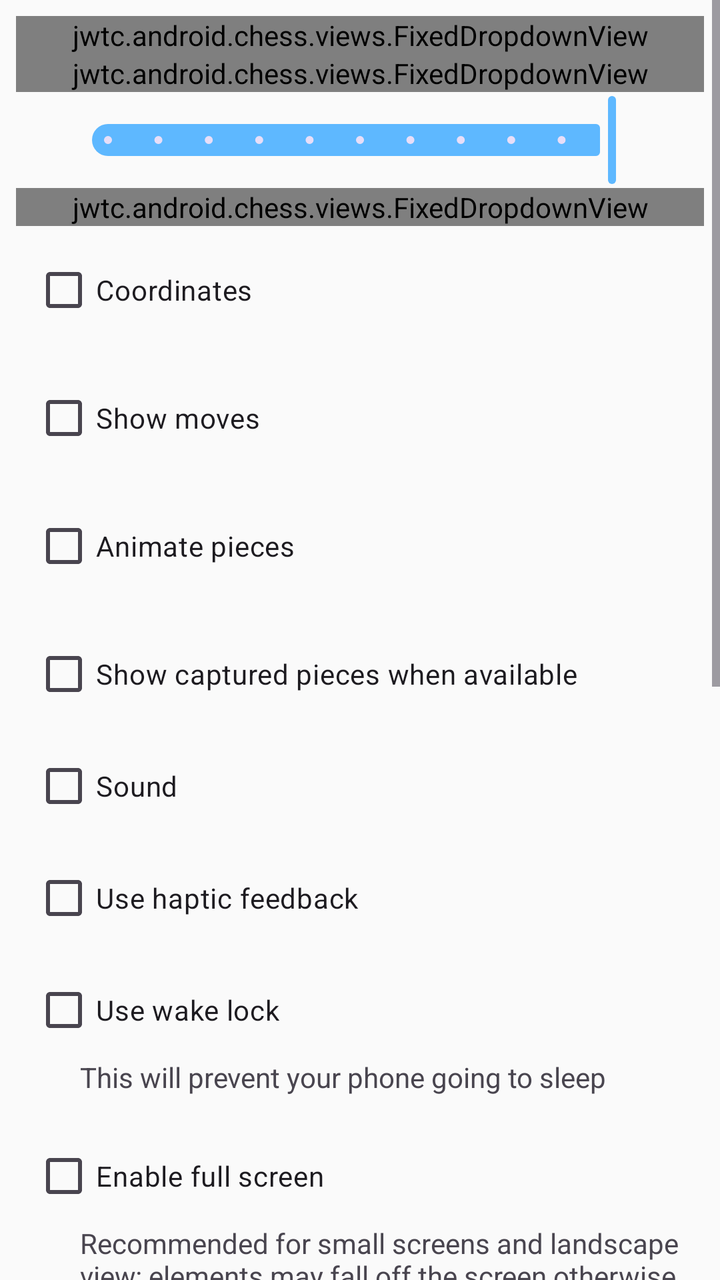
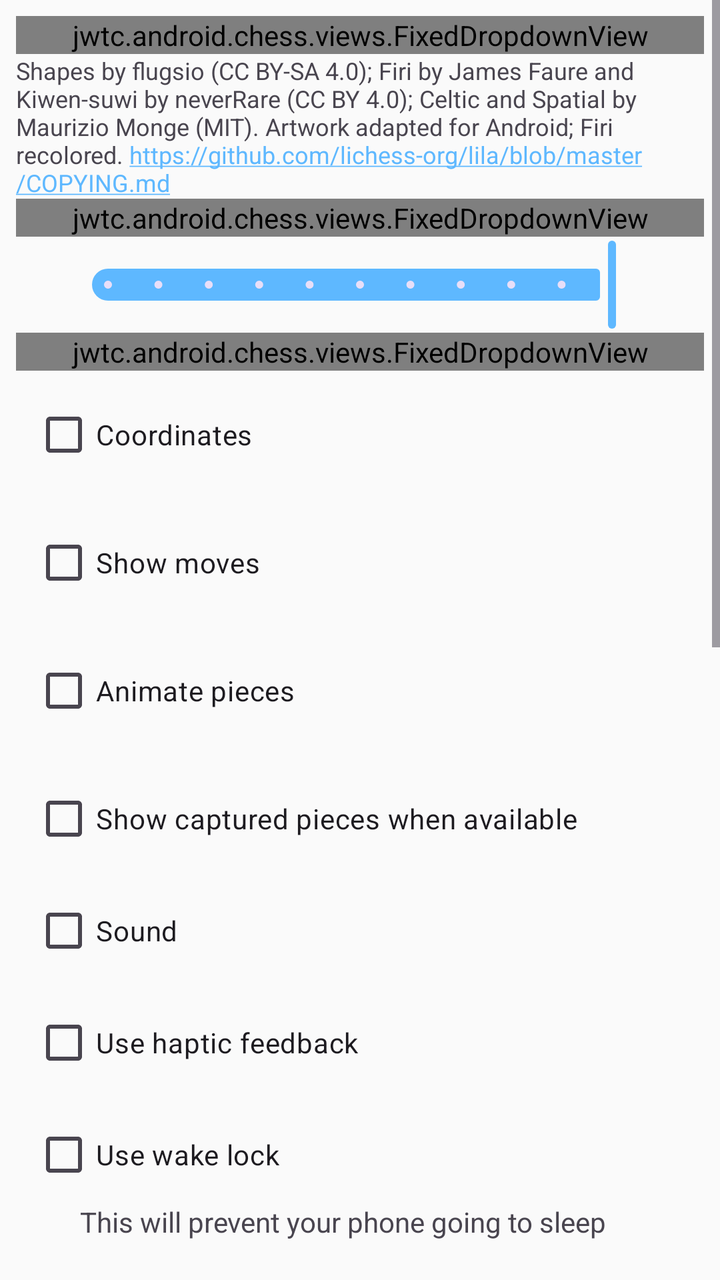

Two renders of the same Android screen: before a commit and after it. Below are the layout's source before the change and the commit's diff.
<!-- AndroidManifest.xml: application theme ChessTheme -->
<!-- res/layout/chessboard_prefs_controls.xml -->
<?xml version="1.0" encoding="utf-8"?>
<ScrollView xmlns:android="http://schemas.android.com/apk/res/android"
    android:layout_width="match_parent"
    android:layout_height="match_parent">

    <LinearLayout
        android:orientation="vertical"
        android:layout_width="match_parent"
        android:layout_height="wrap_content"
        android:padding="8dip">

        <jwtc.android.chess.views.FixedDropdownView
            android:id="@+id/DropdownPieceSet"
            android:layout_width="match_parent"
            android:layout_height="wrap_content"
            android:hint="@string/chessboard_hint_piece_set" />

        <jwtc.android.chess.views.FixedDropdownView
            android:id="@+id/DropdownColorScheme"
            android:layout_width="match_parent"
            android:layout_height="wrap_content"
            android:hint="@string/chessboard_hint_color_scheme" />

        <LinearLayout
            android:id="@+id/CustomColorControls"
            android:layout_width="match_parent"
            android:layout_height="wrap_content"
            android:layout_marginStart="8dp"
            android:layout_marginEnd="8dp"
            android:orientation="vertical"
            android:visibility="gone">

            <TextView
                android:layout_width="match_parent"
                android:layout_height="wrap_content"
                android:layout_marginTop="8dp"
                android:text="@string/custom_square_colors" />

            <LinearLayout
                android:layout_width="match_parent"
                android:layout_height="wrap_content"
                android:orientation="horizontal">

                <com.google.android.material.button.MaterialButton
                    android:id="@+id/ButtonCustomDarkColor"
                    android:layout_width="0dp"
                    android:layout_height="wrap_content"
                    android:layout_marginEnd="4dp"
                    android:layout_weight="1"
                    android:text="@string/custom_dark_square_color" />

                <com.google.android.material.button.MaterialButton
                    android:id="@+id/ButtonCustomLightColor"
                    android:layout_width="0dp"
                    android:layout_height="wrap_content"
                    android:layout_marginStart="4dp"
                    android:layout_weight="1"
                    android:text="@string/custom_light_square_color" />
            </LinearLayout>
        </LinearLayout>

        <com.google.android.material.slider.Slider
            android:id="@+id/SliderSaturation"
            android:layout_width="match_parent"
            android:layout_height="wrap_content"
            android:value="1"
            android:valueFrom="0.5"
            android:valueTo="1.0"
            android:stepSize="0.05"
            android:layout_marginEnd="24dp"
            android:layout_marginStart="24dp" />

        <jwtc.android.chess.views.FixedDropdownView
            android:id="@+id/DropdownTileSet"
            android:layout_width="match_parent"
            android:layout_height="wrap_content"
            android:hint="@string/chessboard_hint_tile_effect" />

        <CheckBox
            android:id="@+id/CheckBoxCoordinates"
            android:layout_width="match_parent"
            android:layout_height="wrap_content"
            android:layout_margin="8dip"
            android:text="@string/pref_showCoords" />

        <CheckBox
            android:id="@+id/CheckBoxShowMoves"
            android:text="@string/pref_show_possible_moves"
            android:layout_width="match_parent"
            android:layout_height="wrap_content"
            android:layout_margin="8dip" />

        <CheckBox
            android:id="@+id/CheckBoxUsePieceAnimation"
            android:text="@string/pref_use_piece_animation"
            android:layout_width="match_parent"
            android:layout_height="wrap_content"
            android:layout_margin="8dip" />

        <CheckBox
            android:id="@+id/CheckBoxShowCapturedPieces"
            android:text="@string/pref_show_captured_pieces"
            android:layout_width="match_parent"
            android:layout_height="wrap_content"
            android:layout_marginTop="8dip"
            android:layout_marginStart="8dip"
            android:layout_marginEnd="8dip" />

        <CheckBox
            android:id="@+id/CheckBoxUseSound"
            android:text="@string/pref_sound"
            android:layout_width="match_parent"
            android:layout_height="wrap_content"
            android:layout_marginTop="8dip"
            android:layout_marginStart="8dip"
            android:layout_marginEnd="8dip" />

        <CheckBox
            android:id="@+id/CheckBoxUseHapticFeedback"
            android:text="@string/pref_haptic_feedback"
            android:layout_width="match_parent"
            android:layout_height="wrap_content"
            android:layout_marginTop="8dip"
            android:layout_marginStart="8dip"
            android:layout_marginEnd="8dip" />

        <CheckBox
            android:id="@+id/CheckBoxUseWakeLock"
            android:text="@string/pref_wakelock"
            android:layout_width="match_parent"
            android:layout_height="wrap_content"
            android:layout_marginTop="8dip"
            android:layout_marginStart="8dip"
            android:layout_marginEnd="8dip" />

        <TextView
            android:layout_width="match_parent"
            android:layout_height="wrap_content"
            android:layout_marginStart="32dip"
            android:layout_marginEnd="8dip"
            android:layout_marginBottom="8dip"
            android:text="@string/pref_wakelock_desc" />

        <CheckBox
            android:id="@+id/CheckBoxFullscreen"
            android:text="@string/pref_fullscreen"
            android:layout_width="match_parent"
            android:layout_height="wrap_content"
            android:layout_marginTop="8dip"
            android:layout_marginStart="8dip"
            android:layout_marginEnd="8dip" />

        <TextView
            android:layout_width="match_parent"
            android:layout_height="wrap_content"
            android:layout_marginStart="32dip"
            android:layout_marginEnd="8dip"
            android:layout_marginBottom="8dip"
            android:text="@string/pref_fullscreen_desc" />

        <CheckBox
            android:id="@+id/CheckBoxForceNightMode"
            android:text="@string/pref_night_mode"
            android:layout_width="match_parent"
            android:layout_height="wrap_content"
            android:layout_marginTop="8dip"
            android:layout_marginStart="8dip"
            android:layout_marginEnd="8dip" />

        <TextView
            android:layout_width="match_parent"
            android:layout_height="wrap_content"
            android:layout_marginStart="32dip"
            android:layout_marginEnd="8dip"
            android:layout_marginBottom="8dip"
            android:text="@string/pref_night_mode_desc" />

        <com.google.android.material.button.MaterialButton
            android:id="@+id/ButtonApplyEinkSettings"
            android:text="@string/pref_eink_mode"
            android:layout_width="match_parent"
            android:layout_height="wrap_content"
            android:layout_marginTop="8dip"
            android:layout_marginStart="8dip"
            android:layout_marginEnd="8dip" />

        <TextView
            android:layout_width="match_parent"
            android:layout_height="wrap_content"
            android:layout_marginStart="32dip"
            android:layout_marginEnd="8dip"
            android:layout_marginBottom="8dip"
            android:text="@string/pref_eink_mode_desc" />

        <CheckBox
            android:id="@+id/CheckBoxDisableDrag"
            android:text="@string/pref_disable_drag"
            android:layout_width="match_parent"
            android:layout_height="wrap_content"
            android:layout_marginTop="8dip"
            android:layout_marginStart="8dip"
            android:layout_marginEnd="8dip" />

        <TextView
            android:layout_width="match_parent"
            android:layout_height="wrap_content"
            android:layout_marginStart="32dip"
            android:layout_marginEnd="8dip"
            android:layout_marginBottom="8dip"
            android:text="@string/pref_disable_drag_desc" />

        <CheckBox
            android:id="@+id/CheckBoxEinkTheme"
            android:text="@string/pref_eink_theme"
            android:layout_width="match_parent"
            android:layout_height="wrap_content"
            android:layout_marginTop="8dip"
            android:layout_marginStart="8dip"
            android:layout_marginEnd="8dip" />

        <TextView
            android:layout_width="match_parent"
            android:layout_height="wrap_content"
            android:layout_marginStart="32dip"
            android:layout_marginEnd="8dip"
            android:layout_marginBottom="8dip"
            android:text="@string/pref_eink_theme_desc" />

        <CheckBox
            android:id="@+id/CheckBoxReduceAnimations"
            android:text="@string/pref_reduce_animations"
            android:layout_width="match_parent"
            android:layout_height="wrap_content"
            android:layout_marginTop="8dip"
            android:layout_marginStart="8dip"
            android:layout_marginEnd="8dip" />

        <TextView
            android:layout_width="match_parent"
            android:layout_height="wrap_content"
            android:layout_marginStart="32dip"
            android:layout_marginEnd="8dip"
            android:layout_marginBottom="8dip"
            android:text="@string/pref_reduce_animations_desc" />
    </LinearLayout>
</ScrollView>
<!-- resources referenced by this layout -->
<resources>
  <style name="ChessTheme" parent="Theme.Material3.DayNight.NoActionBar">
          <item name="chessToggleButtonStyle">@style/ChessToggleButton</item>
          <item name="chessButtonStyle">@style/ChessButton</item>
          <item name="chessImageButtonStyle">@style/ChessImageButton</item>
          <item name="paneBackground">@color/paneBackgroundColor</item>
          <item name="android:windowAnimationStyle">@null</item>
          <item name="android:windowBackground">@color/backgroundColor</item>
          <item name="colorPrimary">@color/primaryColor</item>
          <item name="colorPrimaryVariant">@color/primaryVariantColor</item>
          <item name="colorOnPrimary">@color/primaryTextColor</item>
          <item name="colorSecondary">@color/secondaryColor</item>
          <item name="colorSecondaryVariant">@color/secondaryVariantColor</item>
          <item name="colorOnSecondary">@color/secondaryTextColor</item>
          <item name="colorSurface">@color/surfaceColor</item>
          <item name="colorOnSurface">@color/surfaceTextColor</item>
          <item name="colorControlHighlight">@color/secondaryColor</item>
          <item name="rippleColor">@color/secondaryColor</item>
          <item name="switchStyle">@style/MySwitchStyle</item>
          <item name="materialButtonStyle">@style/ChessButton</item>
          <item name="materialAlertDialogTheme">@style/ChessAlertDialogTheme</item>
      </style>
  <style name="ChessButton" parent="Widget.Material3.Button">
          <item name="android:textColor">@color/surfaceTextColor</item>
          <item name="android:tint">@color/primaryTextColor</item>
          <item name="android:backgroundTint">@color/imagebutton_background</item>
          <item name="rippleColor">@color/secondaryVariantColor</item>
          <item name="android:layout_height">@dimen/imageButtonSize</item>
          <item name="android:layout_margin">4dip</item>
      </style>
  <style name="ChessImageButton" parent="Widget.Material3.Button.Icon">
          <item name="enforceMaterialTheme">true</item>
          <item name="enforceTextAppearance">false</item>
          <item name="android:textColor">@color/surfaceTextColor</item>
          <item name="android:tint">@color/primaryTextColor</item>
          <item name="android:backgroundTint">@color/imagebutton_background</item>
          <item name="rippleColor">@color/secondaryVariantColor</item>
          <item name="android:layout_width">@dimen/imageButtonSize</item>
          <item name="android:layout_height">@dimen/imageButtonSize</item>
          <item name="android:padding">0dip</item>
          <item name="iconGravity">textStart</item>
          <item name="iconPadding">0dp</item>
          <item name="android:insetLeft">0dp</item>
          <item name="android:insetRight">0dp</item>
          <item name="android:insetTop">0dp</item>
          <item name="android:insetBottom">0dp</item>
          <item name="android:minWidth">0dp</item>
          <item name="android:minHeight">0dp</item>
          <item name="minWidth">0dp</item>
          <item name="minHeight">0dp</item>
          <item name="ensureMinTouchTargetSize">false</item>
          <item name="android:layout_margin">4dip</item>
      </style>
  <color name="paneBackgroundColor">#20879FB6</color>
  <dimen name="imageButtonSize">48dp</dimen>
  <!-- unchanged entries left out for length: 38 -->
</resources>

<!-- the commit's change to res/layout/chessboard_prefs_controls.xml (unified diff, before → after) -->
@@ -7,7 +7,7 @@
         android:orientation="vertical"
         android:layout_width="match_parent"
         android:layout_height="wrap_content"
-        android:padding="8dip">
+        android:padding="@dimen/panel_padding">
 
         <jwtc.android.chess.views.FixedDropdownView
             android:id="@+id/DropdownPieceSet"
@@ -15,6 +15,13 @@
             android:layout_height="wrap_content"
             android:hint="@string/chessboard_hint_piece_set" />
 
+        <TextView
+            android:layout_width="match_parent"
+            android:layout_height="wrap_content"
+            android:autoLink="web"
+            android:text="@string/pieceset_artwork_credits"
+            android:textSize="12sp" />
+
         <jwtc.android.chess.views.FixedDropdownView
             android:id="@+id/DropdownColorScheme"
             android:layout_width="match_parent"
@@ -25,15 +32,15 @@
             android:id="@+id/CustomColorControls"
             android:layout_width="match_parent"
             android:layout_height="wrap_content"
-            android:layout_marginStart="8dp"
-            android:layout_marginEnd="8dp"
+            android:layout_marginStart="@dimen/control_gap"
+            android:layout_marginEnd="@dimen/control_gap"
             android:orientation="vertical"
             android:visibility="gone">
 
             <TextView
                 android:layout_width="match_parent"
                 android:layout_height="wrap_content"
-                android:layout_marginTop="8dp"
+                android:layout_marginTop="@dimen/control_gap"
                 android:text="@string/custom_square_colors" />
 
             <LinearLayout
@@ -45,7 +52,7 @@
                     android:id="@+id/ButtonCustomDarkColor"
                     android:layout_width="0dp"
                     android:layout_height="wrap_content"
-                    android:layout_marginEnd="4dp"
+                    android:layout_marginEnd="@dimen/compact_control_gap"
                     android:layout_weight="1"
                     android:text="@string/custom_dark_square_color" />
 
@@ -53,7 +60,7 @@
                     android:id="@+id/ButtonCustomLightColor"
                     android:layout_width="0dp"
                     android:layout_height="wrap_content"
-                    android:layout_marginStart="4dp"
+                    android:layout_marginStart="@dimen/compact_control_gap"
                     android:layout_weight="1"
                     android:text="@string/custom_light_square_color" />
             </LinearLayout>
@@ -67,8 +74,8 @@
             android:valueFrom="0.5"
             android:valueTo="1.0"
             android:stepSize="0.05"
-            android:layout_marginEnd="24dp"
-            android:layout_marginStart="24dp" />
+            android:layout_marginEnd="@dimen/preference_control_inset"
+            android:layout_marginStart="@dimen/preference_control_inset" />
 
         <jwtc.android.chess.views.FixedDropdownView
             android:id="@+id/DropdownTileSet"
@@ -80,7 +87,7 @@
             android:id="@+id/CheckBoxCoordinates"
             android:layout_width="match_parent"
             android:layout_height="wrap_content"
-            android:layout_margin="8dip"
+            android:layout_margin="@dimen/control_gap"
             android:text="@string/pref_showCoords" />
 
         <CheckBox
@@ -88,57 +95,57 @@
             android:text="@string/pref_show_possible_moves"
             android:layout_width="match_parent"
             android:layout_height="wrap_content"
-            android:layout_margin="8dip" />
+            android:layout_margin="@dimen/control_gap" />
 
         <CheckBox
             android:id="@+id/CheckBoxUsePieceAnimation"
             android:text="@string/pref_use_piece_animation"
             android:layout_width="match_parent"
             android:layout_height="wrap_content"
-            android:layout_margin="8dip" />
+            android:layout_margin="@dimen/control_gap" />
 
         <CheckBox
             android:id="@+id/CheckBoxShowCapturedPieces"
             android:text="@string/pref_show_captured_pieces"
             android:layout_width="match_parent"
             android:layout_height="wrap_content"
-            android:layout_marginTop="8dip"
-            android:layout_marginStart="8dip"
-            android:layout_marginEnd="8dip" />
+            android:layout_marginTop="@dimen/control_gap"
+            android:layout_marginStart="@dimen/control_gap"
+            android:layout_marginEnd="@dimen/control_gap" />
 
         <CheckBox
             android:id="@+id/CheckBoxUseSound"
             android:text="@string/pref_sound"
             android:layout_width="match_parent"
             android:layout_height="wrap_content"
-            android:layout_marginTop="8dip"
-            android:layout_marginStart="8dip"
-            android:layout_marginEnd="8dip" />
+            android:layout_marginTop="@dimen/control_gap"
+            android:layout_marginStart="@dimen/control_gap"
+            android:layout_marginEnd="@dimen/control_gap" />
 
         <CheckBox
             android:id="@+id/CheckBoxUseHapticFeedback"
             android:text="@string/pref_haptic_feedback"
             android:layout_width="match_parent"
             android:layout_height="wrap_content"
-            android:layout_marginTop="8dip"
-            android:layout_marginStart="8dip"
-            android:layout_marginEnd="8dip" />
+            android:layout_marginTop="@dimen/control_gap"
+            android:layout_marginStart="@dimen/control_gap"
+            android:layout_marginEnd="@dimen/control_gap" />
 
         <CheckBox
             android:id="@+id/CheckBoxUseWakeLock"
             android:text="@string/pref_wakelock"
             android:layout_width="match_parent"
             android:layout_height="wrap_content"
-            android:layout_marginTop="8dip"
-            android:layout_marginStart="8dip"
-            android:layout_marginEnd="8dip" />
-
-        <TextView
-            android:layout_width="match_parent"
-            android:layout_height="wrap_content"
-            android:layout_marginStart="32dip"
-            android:layout_marginEnd="8dip"
-            android:layout_marginBottom="8dip"
+            android:layout_marginTop="@dimen/control_gap"
+            android:layout_marginStart="@dimen/control_gap"
+            android:layout_marginEnd="@dimen/control_gap" />
+
+        <TextView
+            android:layout_width="match_parent"
+            android:layout_height="wrap_content"
+            android:layout_marginStart="@dimen/preference_indent"
+            android:layout_marginEnd="@dimen/control_gap"
+            android:layout_marginBottom="@dimen/control_gap"
             android:text="@string/pref_wakelock_desc" />
 
         <CheckBox
@@ -146,16 +153,16 @@
             android:text="@string/pref_fullscreen"
             android:layout_width="match_parent"
             android:layout_height="wrap_content"
-            android:layout_marginTop="8dip"
-            android:layout_marginStart="8dip"
-            android:layout_marginEnd="8dip" />
-
-        <TextView
-            android:layout_width="match_parent"
-            android:layout_height="wrap_content"
-            android:layout_marginStart="32dip"
-            android:layout_marginEnd="8dip"
-            android:layout_marginBottom="8dip"
+            android:layout_marginTop="@dimen/control_gap"
+            android:layout_marginStart="@dimen/control_gap"
+            android:layout_marginEnd="@dimen/control_gap" />
+
+        <TextView
+            android:layout_width="match_parent"
+            android:layout_height="wrap_content"
+            android:layout_marginStart="@dimen/preference_indent"
+            android:layout_marginEnd="@dimen/control_gap"
+            android:layout_marginBottom="@dimen/control_gap"
             android:text="@string/pref_fullscreen_desc" />
 
         <CheckBox
@@ -163,16 +170,16 @@
             android:text="@string/pref_night_mode"
             android:layout_width="match_parent"
             android:layout_height="wrap_content"
-            android:layout_marginTop="8dip"
-            android:layout_marginStart="8dip"
-            android:layout_marginEnd="8dip" />
-
-        <TextView
-            android:layout_width="match_parent"
-            android:layout_height="wrap_content"
-            android:layout_marginStart="32dip"
-            android:layout_marginEnd="8dip"
-            android:layout_marginBottom="8dip"
+            android:layout_marginTop="@dimen/control_gap"
+            android:layout_marginStart="@dimen/control_gap"
+            android:layout_marginEnd="@dimen/control_gap" />
+
+        <TextView
+            android:layout_width="match_parent"
+            android:layout_height="wrap_content"
+            android:layout_marginStart="@dimen/preference_indent"
+            android:layout_marginEnd="@dimen/control_gap"
+            android:layout_marginBottom="@dimen/control_gap"
             android:text="@string/pref_night_mode_desc" />
 
         <com.google.android.material.button.MaterialButton
@@ -180,16 +187,16 @@
             android:text="@string/pref_eink_mode"
             android:layout_width="match_parent"
             android:layout_height="wrap_content"
-            android:layout_marginTop="8dip"
-            android:layout_marginStart="8dip"
-            android:layout_marginEnd="8dip" />
-
-        <TextView
-            android:layout_width="match_parent"
-            android:layout_height="wrap_content"
-            android:layout_marginStart="32dip"
-            android:layout_marginEnd="8dip"
-            android:layout_marginBottom="8dip"
+            android:layout_marginTop="@dimen/control_gap"
+            android:layout_marginStart="@dimen/control_gap"
+            android:layout_marginEnd="@dimen/control_gap" />
+
+        <TextView
+            android:layout_width="match_parent"
+            android:layout_height="wrap_content"
+            android:layout_marginStart="@dimen/preference_indent"
+            android:layout_marginEnd="@dimen/control_gap"
+            android:layout_marginBottom="@dimen/control_gap"
             android:text="@string/pref_eink_mode_desc" />
 
         <CheckBox
@@ -197,16 +204,16 @@
             android:text="@string/pref_disable_drag"
             android:layout_width="match_parent"
             android:layout_height="wrap_content"
-            android:layout_marginTop="8dip"
-            android:layout_marginStart="8dip"
-            android:layout_marginEnd="8dip" />
-
-        <TextView
-            android:layout_width="match_parent"
-            android:layout_height="wrap_content"
-            android:layout_marginStart="32dip"
-            android:layout_marginEnd="8dip"
-            android:layout_marginBottom="8dip"
+            android:layout_marginTop="@dimen/control_gap"
+            android:layout_marginStart="@dimen/control_gap"
+            android:layout_marginEnd="@dimen/control_gap" />
+
+        <TextView
+            android:layout_width="match_parent"
+            android:layout_height="wrap_content"
+            android:layout_marginStart="@dimen/preference_indent"
+            android:layout_marginEnd="@dimen/control_gap"
+            android:layout_marginBottom="@dimen/control_gap"
             android:text="@string/pref_disable_drag_desc" />
 
         <CheckBox
@@ -214,16 +221,16 @@
             android:text="@string/pref_eink_theme"
             android:layout_width="match_parent"
             android:layout_height="wrap_content"
-            android:layout_marginTop="8dip"
-            android:layout_marginStart="8dip"
-            android:layout_marginEnd="8dip" />
-
-        <TextView
-            android:layout_width="match_parent"
-            android:layout_height="wrap_content"
-            android:layout_marginStart="32dip"
-            android:layout_marginEnd="8dip"
-            android:layout_marginBottom="8dip"
+            android:layout_marginTop="@dimen/control_gap"
+            android:layout_marginStart="@dimen/control_gap"
+            android:layout_marginEnd="@dimen/control_gap" />
+
+        <TextView
+            android:layout_width="match_parent"
+            android:layout_height="wrap_content"
+            android:layout_marginStart="@dimen/preference_indent"
+            android:layout_marginEnd="@dimen/control_gap"
+            android:layout_marginBottom="@dimen/control_gap"
             android:text="@string/pref_eink_theme_desc" />
 
         <CheckBox
@@ -231,16 +238,16 @@
             android:text="@string/pref_reduce_animations"
             android:layout_width="match_parent"
             android:layout_height="wrap_content"
-            android:layout_marginTop="8dip"
-            android:layout_marginStart="8dip"
-            android:layout_marginEnd="8dip" />
-
-        <TextView
-            android:layout_width="match_parent"
-            android:layout_height="wrap_content"
-            android:layout_marginStart="32dip"
-            android:layout_marginEnd="8dip"
-            android:layout_marginBottom="8dip"
+            android:layout_marginTop="@dimen/control_gap"
+            android:layout_marginStart="@dimen/control_gap"
+            android:layout_marginEnd="@dimen/control_gap" />
+
+        <TextView
+            android:layout_width="match_parent"
+            android:layout_height="wrap_content"
+            android:layout_marginStart="@dimen/preference_indent"
+            android:layout_marginEnd="@dimen/control_gap"
+            android:layout_marginBottom="@dimen/control_gap"
             android:text="@string/pref_reduce_animations_desc" />
     </LinearLayout>
 </ScrollView>
<!-- resource entries referenced after the edit -->
@@ -1,10 +1,15 @@
 <!-- resources referenced by this layout -->
 <resources>
+  <dimen name="compact_control_gap">@dimen/space_small</dimen>
+  <dimen name="control_gap">@dimen/space_medium</dimen>
+  <dimen name="panel_padding">@dimen/space_medium</dimen>
+  <dimen name="preference_control_inset">@dimen/space_extra_large</dimen>
+  <dimen name="preference_indent">@dimen/space_double_large</dimen>
+  <string name="pieceset_artwork_credits">Shapes by flugsio (CC BY-SA 4.0); Firi by James Faure and Kiwen-suwi by neverRare (CC BY 4.0); Celtic and Spatial by Maurizio Monge (MIT). Artwork adapted for Android; Firi recolored. https://github.com/lichess-org/lila/blob/master/COPYING.md</string>
   <style name="ChessTheme" parent="Theme.Material3.DayNight.NoActionBar">
           <item name="chessToggleButtonStyle">@style/ChessToggleButton</item>
           <item name="chessButtonStyle">@style/ChessButton</item>
           <item name="chessImageButtonStyle">@style/ChessImageButton</item>
-          <item name="paneBackground">@color/paneBackgroundColor</item>
           <item name="android:windowAnimationStyle">@null</item>
           <item name="android:windowBackground">@color/backgroundColor</item>
           <item name="colorPrimary">@color/primaryColor</item>
@@ -21,13 +26,21 @@
           <item name="materialButtonStyle">@style/ChessButton</item>
           <item name="materialAlertDialogTheme">@style/ChessAlertDialogTheme</item>
       </style>
+  <dimen name="space_small">4dp</dimen>
+  <dimen name="space_medium">8dp</dimen>
+  <dimen name="space_extra_large">24dp</dimen>
+  <dimen name="space_double_large">32dp</dimen>
   <style name="ChessButton" parent="Widget.Material3.Button">
           <item name="android:textColor">@color/surfaceTextColor</item>
           <item name="android:tint">@color/primaryTextColor</item>
           <item name="android:backgroundTint">@color/imagebutton_background</item>
           <item name="rippleColor">@color/secondaryVariantColor</item>
-          <item name="android:layout_height">@dimen/imageButtonSize</item>
-          <item name="android:layout_margin">4dip</item>
+          <item name="android:layout_height">@dimen/image_button_size</item>
+          <item name="android:layout_margin">@dimen/compact_control_gap</item>
+          <item name="android:paddingLeft">12dp</item>
+          <item name="android:paddingRight">12dp</item>
+          <item name="android:paddingTop">4dp</item>
+          <item name="android:paddingBottom">4dp</item>
       </style>
   <style name="ChessImageButton" parent="Widget.Material3.Button.Icon">
           <item name="enforceMaterialTheme">true</item>
@@ -36,8 +49,8 @@
           <item name="android:tint">@color/primaryTextColor</item>
           <item name="android:backgroundTint">@color/imagebutton_background</item>
           <item name="rippleColor">@color/secondaryVariantColor</item>
-          <item name="android:layout_width">@dimen/imageButtonSize</item>
-          <item name="android:layout_height">@dimen/imageButtonSize</item>
+          <item name="android:layout_width">@dimen/image_button_size</item>
+          <item name="android:layout_height">@dimen/image_button_size</item>
           <item name="android:padding">0dip</item>
           <item name="iconGravity">textStart</item>
           <item name="iconPadding">0dp</item>
@@ -50,10 +63,9 @@
           <item name="minWidth">0dp</item>
           <item name="minHeight">0dp</item>
           <item name="ensureMinTouchTargetSize">false</item>
-          <item name="android:layout_margin">4dip</item>
+          <item name="android:layout_margin">@dimen/compact_control_gap</item>
       </style>
-  <color name="paneBackgroundColor">#20879FB6</color>
-  <dimen name="imageButtonSize">48dp</dimen>
+  <dimen name="image_button_size">48dp</dimen>
   <!-- unchanged entries left out for length: 38 -->
 </resources>
 
